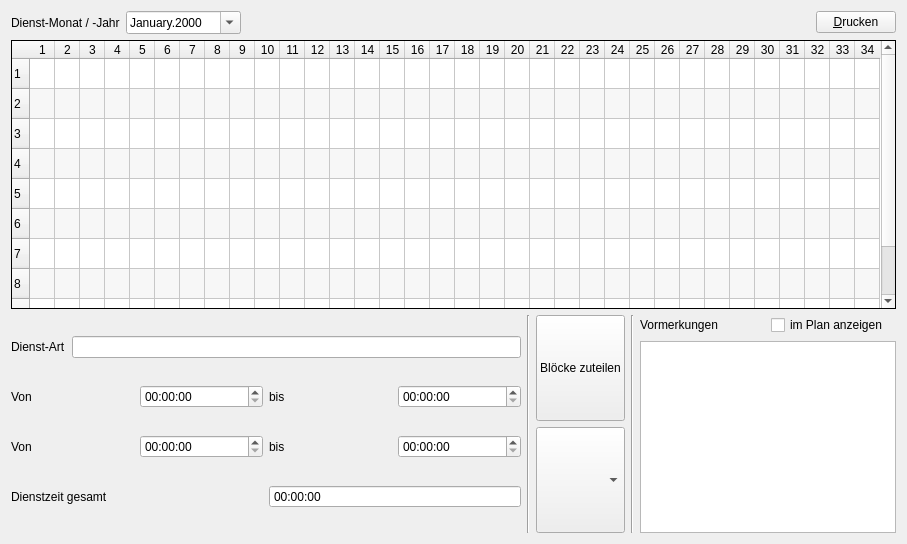
Old version of the form crosterwindow.ui in the repository joergpauly/megaroster.
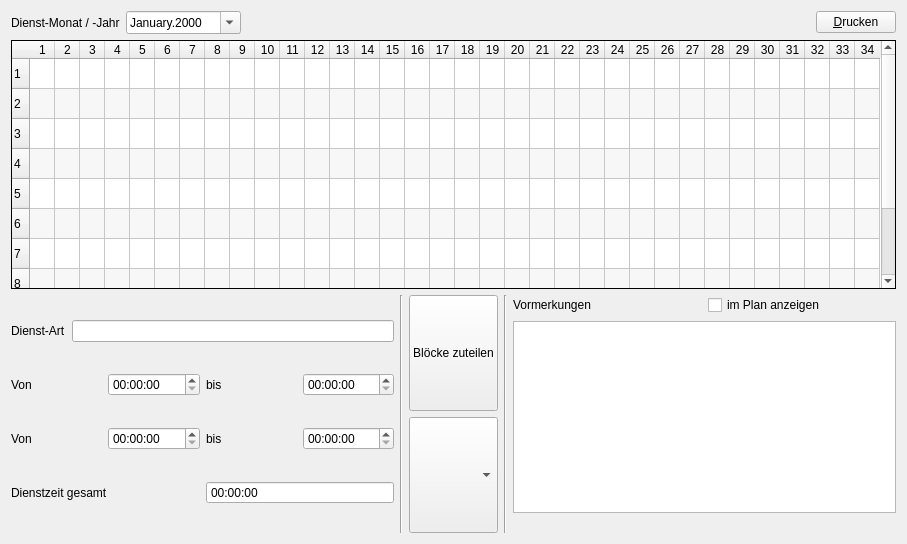
New version of the form.

Diff of the .ui file:
```diff
--- a/crosterwindow.ui
+++ b/crosterwindow.ui
@@ -334,6 +334,19 @@
          </attribute>
         </widget>
        </item>
+       <item>
+        <spacer name="horizontalSpacer_2">
+         <property name="orientation">
+          <enum>Qt::Horizontal</enum>
+         </property>
+         <property name="sizeHint" stdset="0">
+          <size>
+           <width>40</width>
+           <height>20</height>
+          </size>
+         </property>
+        </spacer>
+       </item>
       </layout>
      </item>
     </layout>
```
